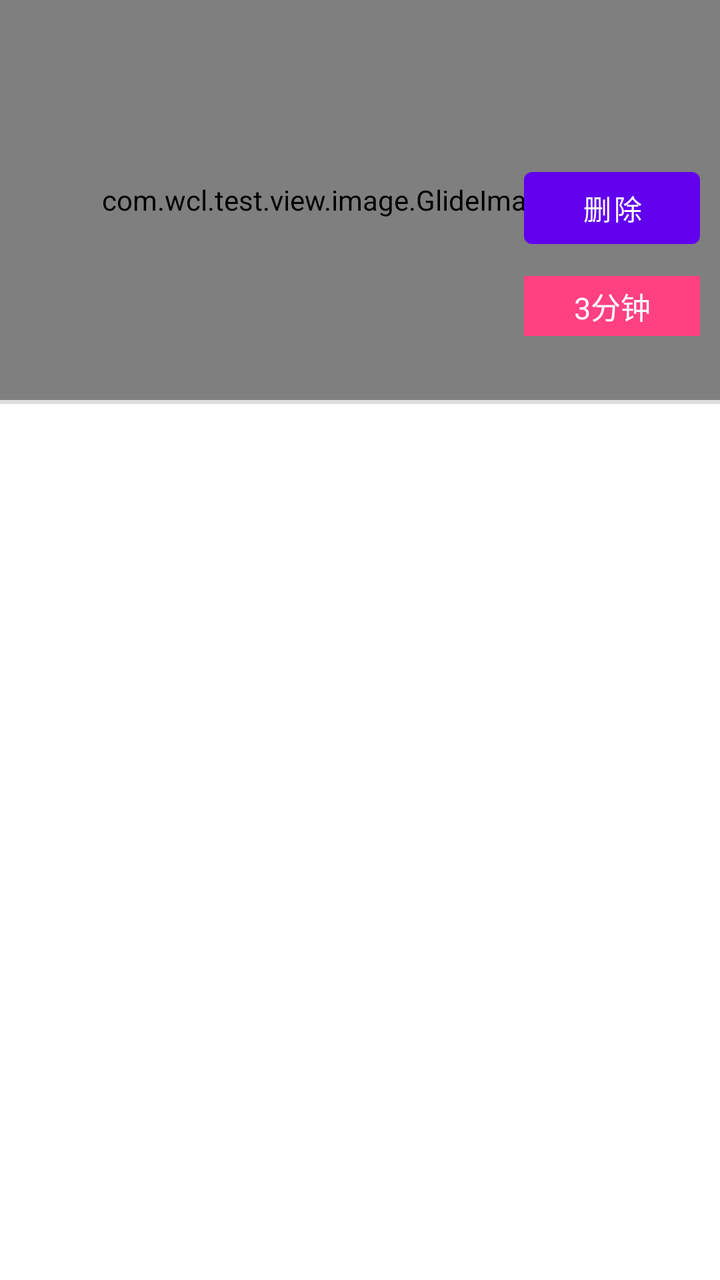
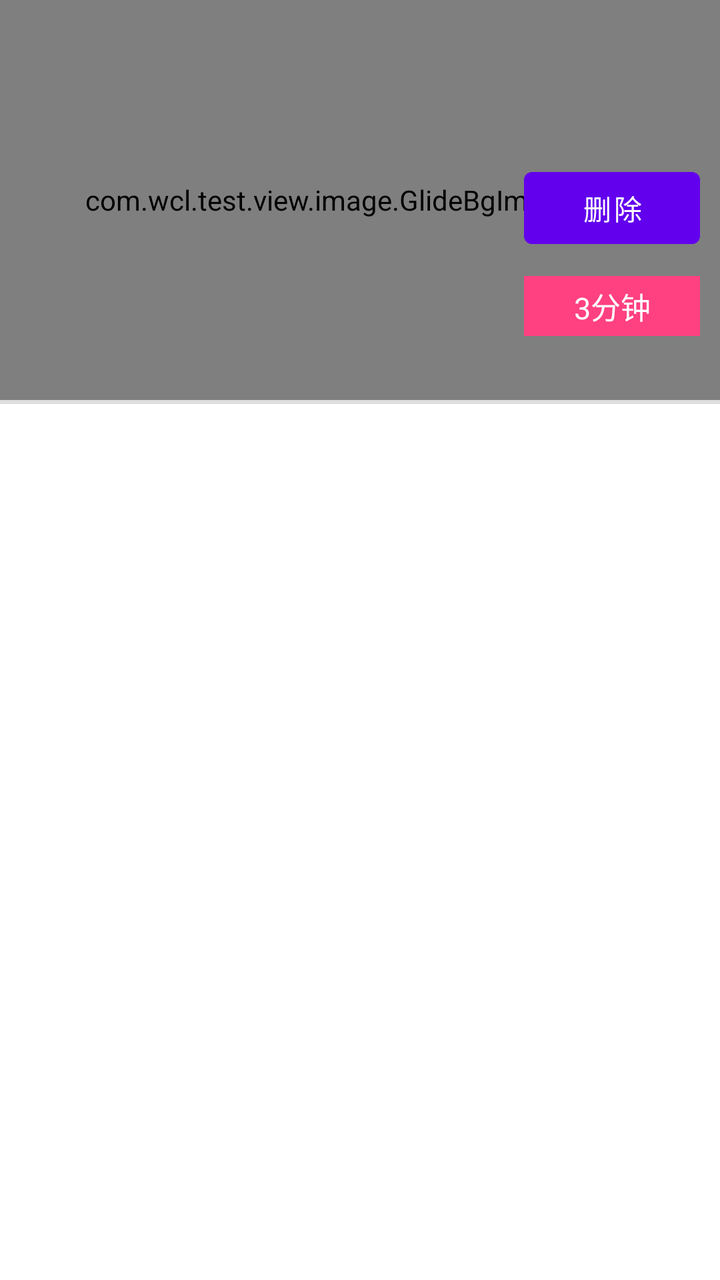

Before-and-after screenshots of an Android layout around one commit, followed by the original layout XML and the change that was made.
<!-- AndroidManifest.xml: application theme AppBaseTheme -->
<!-- res/layout/test_item.xml -->
<?xml version="1.0" encoding="utf-8"?>
<RelativeLayout xmlns:android="http://schemas.android.com/apk/res/android"
    android:layout_width="match_parent"
    android:layout_height="wrap_content"
    android:background="#ffffff"
    android:orientation="vertical">

    <com.wcl.test.view.image.GlideImageView
        android:id="@+id/image_view"
        android:layout_width="match_parent"
        android:layout_height="200dp" />

    <View
        android:layout_width="match_parent"
        android:layout_height="2dp"
        android:layout_below="@+id/image_view"
        android:background="@color/line" />

    <Button
        android:id="@+id/btn_delete"
        android:layout_width="wrap_content"
        android:layout_height="wrap_content"
        android:layout_alignRight="@+id/image_view"
        android:layout_marginTop="80dp"
        android:layout_marginRight="10dp"
        android:text="删除"
        android:textColor="@color/white"
        android:textSize="14dp" />

    <TextView
        android:id="@+id/countdowner"
        android:layout_width="wrap_content"
        android:layout_height="30dp"
        android:layout_below="@+id/btn_delete"
        android:layout_alignLeft="@+id/btn_delete"
        android:layout_alignRight="@+id/btn_delete"
        android:layout_marginTop="10dp"
        android:background="@color/colorAccent"
        android:gravity="center"
        android:text="3分钟"
        android:textColor="@color/white"
        android:textSize="15dp" />

</RelativeLayout>
<!-- resources referenced by this layout -->
<resources>
  <color name="colorAccent">#FF4081</color>
  <color name="line">#dedede</color>
  <color name="white">#ffffff</color>
  <style name="AppBaseTheme" parent="Theme.MaterialComponents.DayNight.NoActionBar">
          <item name="android:windowNoTitle">true</item>
          <item name="android:windowContentOverlay">@null</item>
          <item name="android:forceDarkAllowed" tools:targetApi="q">false</item>
          <item name="android:configChanges">fontScale|orientation|keyboardHidden|locale|navigation|screenSize|uiMode|layoutDirection</item>
          <item name="android:screenOrientation">portrait</item>
      </style>
</resources>

<!-- the commit's change to res/layout/test_item.xml (unified diff, before → after) -->
@@ -5,7 +5,7 @@
     android:background="#ffffff"
     android:orientation="vertical">
 
-    <com.wcl.test.view.image.GlideImageView
+    <com.wcl.test.view.image.GlideBgImageView
         android:id="@+id/image_view"
         android:layout_width="match_parent"
         android:layout_height="200dp" />
